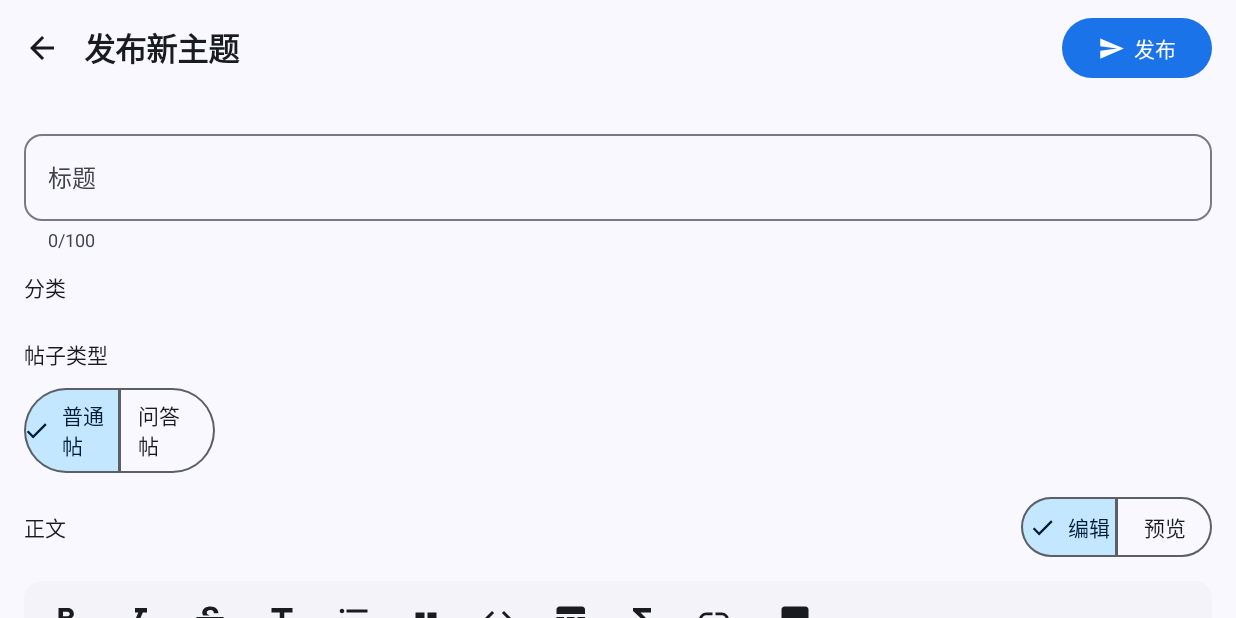
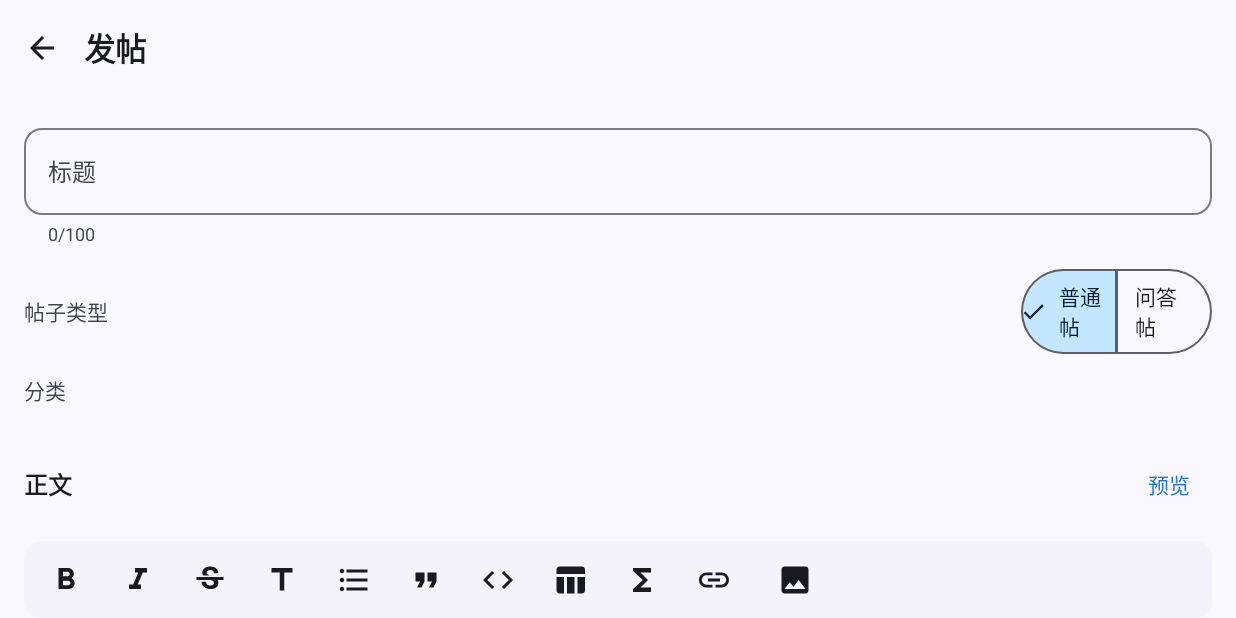
Before and after one commit to ttummc/PickCat-Android, an Android app built with Jetpack Compose: the composable ComposerScreen shown on its own in the app's theme, on a phone screen of 824 x 412 dp (held sideways). Run offline under Robolectric (Android 15) with nearby library versions, the phone set to English and light mode, and no system bars; network calls fail; 1 statement that could not run was skipped.

Commit message:
Rework composer and fix official image references

```diff
--- a/app/src/main/java/dao3/pickcat/feature/composer/ComposerScreen.kt
+++ b/app/src/main/java/dao3/pickcat/feature/composer/ComposerScreen.kt
@@ -86,6 +86,7 @@ import dao3.pickcat.core.network.PickCatApi
 import dao3.pickcat.core.network.Tag
 import dao3.pickcat.core.ui.MarkdownPreview
 import dao3.pickcat.core.ui.PickCatTextField
+import dao3.pickcat.core.ui.wideContentPadding
 import dao3.pickcat.core.ui.relativeTime
 import kotlinx.coroutines.Dispatchers
 import kotlinx.coroutines.Job
@@ -190,19 +191,29 @@ class ComposerViewModel : ViewModel() {
         }
     }
 
-    fun uploadImages(images: List<PickedImage>) {
+    fun uploadImages(
+        images: List<PickedImage>,
+        insertAt: Int? = null,
+        replaceEnd: Int? = null,
+    ) {
         if (images.isEmpty()) return
         _state.update { it.copy(uploading = it.uploading + images.size) }
         viewModelScope.launch {
+            var cursor = insertAt ?: _state.value.markdown.length
+            var end = replaceEnd ?: cursor
             for (image in images) {
                 try {
                     val uploaded = api.uploadFile(image)
-                    val alt = image.name.substringBeforeLast('.').ifBlank { "图片" }
-                    val url = uploaded.url ?: "/api/v1/files/${uploaded.id}"
-                    val markdown = "![$alt]($url)"
+                    val reference = "![${uploaded.id}]"
                     _state.update { current ->
-                        val prefix = if (current.markdown.isBlank() || current.markdown.endsWith("\n")) "" else "\n"
-                        current.copy(markdown = current.markdown + prefix + markdown + "\n")
+                        val start = cursor.coerceIn(0, current.markdown.length)
+                        val finish = end.coerceIn(start, current.markdown.length)
+                        val next = current.markdown.substring(0, start) +
+                            reference +
+                            current.markdown.substring(finish)
+                        cursor = start + reference.length
+                        end = cursor
+                        current.copy(markdown = next.take(MAX_MARKDOWN))
                     }
                     scheduleDraftSave()
                     _messages.tryEmit("图片已上传并存入个人图盘")
@@ -276,15 +287,21 @@ fun ComposerScreen(
     var fieldValue by rememberSaveable(stateSaver = androidx.compose.ui.text.input.TextFieldValue.Saver) {
         mutableStateOf(TextFieldValue(""))
     }
+    var imageInsertRange by remember { mutableStateOf<TextRange?>(null) }
 
     LaunchedEffect(viewModel) {
         viewModel.messages.collect { snackbarHostState.showSnackbar(it) }
     }
     LaunchedEffect(state.markdown) {
         if (state.markdown != fieldValue.text) {
+            val caret = if (fieldValue.text.isEmpty()) {
+                state.markdown.length
+            } else {
+                fieldValue.selection.start.coerceAtMost(state.markdown.length)
+            }
             fieldValue = fieldValue.copy(
                 text = state.markdown,
-                selection = TextRange(state.markdown.length),
+                selection = TextRange(caret),
             )
         }
     }
@@ -308,7 +325,12 @@ fun ComposerScreen(
             if (picked.isEmpty()) {
                 viewModel.reportMessage(errors.firstOrNull() ?: "无法读取所选图片")
             } else {
-                viewModel.uploadImages(picked)
+                viewModel.uploadImages(
+                    images = picked,
+                    insertAt = imageInsertRange?.start,
+                    replaceEnd = imageInsertRange?.end,
+                )
+                imageInsertRange = null
             }
         }
     }
@@ -324,7 +346,7 @@ fun ComposerScreen(
         contentWindowInsets = androidx.compose.foundation.layout.WindowInsets(0, 0, 0, 0),
         topBar = {
             TopAppBar(
-                title = { Text("发布新主题") },
+                title = { Text("发帖") },
                 navigationIcon = {
                     IconButton(onClick = {
                         viewModel.saveDraftNow()
@@ -332,26 +354,6 @@ fun ComposerScreen(
                     }) {
                         Icon(Icons.AutoMirrored.Filled.ArrowBack, contentDescription = "返回")
                     }
-                },
-                actions = {
-                    Button(
-                        onClick = {
-                            viewModel.publish {
-                                viewModel.clearDraftAfterPublish()
-                                onPublished()
-                            }
-                        },
-                        enabled = !state.publishing,
-                    ) {
-                        if (state.publishing) {
-                            CircularProgressIndicator(Modifier.size(18.dp), strokeWidth = 2.dp)
-                        } else {
-                            Icon(Icons.Default.Send, contentDescription = null, modifier = Modifier.size(18.dp))
-                            Spacer(Modifier.width(6.dp))
-                            Text("发布")
-                        }
-                    }
-                    Spacer(Modifier.width(12.dp))
                 },
             )
         },
@@ -362,8 +364,8 @@ fun ComposerScreen(
                 .fillMaxSize()
                 .padding(padding)
                 .verticalScroll(rememberScrollState())
-                .padding(16.dp),
-            verticalArrangement = Arrangement.spacedBy(12.dp),
+                .padding(horizontal = wideContentPadding(840.dp), vertical = 12.dp),
+            verticalArrangement = Arrangement.spacedBy(14.dp),
         ) {
             if (state.draftRestored) {
                 Text(
@@ -381,7 +383,34 @@ fun ComposerScreen(
                 supportingText = "${state.title.length}/$MAX_TITLE",
                 singleLine = true,
             )
-            Text("分类", style = MaterialTheme.typography.titleSmall)
+            Row(
+                modifier = Modifier.fillMaxWidth(),
+                verticalAlignment = androidx.compose.ui.Alignment.CenterVertically,
+            ) {
+                Text(
+                    "帖子类型",
+                    style = MaterialTheme.typography.labelLarge,
+                    color = MaterialTheme.colorScheme.onSurfaceVariant,
+                    modifier = Modifier.weight(1f),
+                )
+                SingleChoiceSegmentedButtonRow {
+                    SegmentedButton(
+                        selected = state.kind == "DISCUSSION",
+                        onClick = { viewModel.setKind("DISCUSSION") },
+                        shape = SegmentedButtonDefaults.itemShape(0, 2),
+                    ) { Text("普通帖") }
+                    SegmentedButton(
+                        selected = state.kind == "QUESTION",
+                        onClick = { viewModel.setKind("QUESTION") },
+                        shape = SegmentedButtonDefaults.itemShape(1, 2),
+                    ) { Text("问答帖") }
+                }
+            }
+            Text(
+                "分类",
+                style = MaterialTheme.typography.labelLarge,
+                color = MaterialTheme.colorScheme.onSurfaceVariant,
+            )
             if (state.loadingTags) {
                 LinearProgressIndicator(Modifier.fillMaxWidth())
             } else {
@@ -398,36 +427,17 @@ fun ComposerScreen(
                     }
                 }
             }
-            Text("帖子类型", style = MaterialTheme.typography.titleSmall)
-            SingleChoiceSegmentedButtonRow {
-                SegmentedButton(
-                    selected = state.kind == "DISCUSSION",
-                    onClick = { viewModel.setKind("DISCUSSION") },
-                    shape = SegmentedButtonDefaults.itemShape(0, 2),
-                ) { Text("普通帖") }
-                SegmentedButton(
-                    selected = state.kind == "QUESTION",
-                    onClick = { viewModel.setKind("QUESTION") },
-                    shape = SegmentedButtonDefaults.itemShape(1, 2),
-                ) { Text("问答帖") }
-            }
-            Row(verticalAlignment = androidx.compose.ui.Alignment.CenterVertically) {
+            Row(
+                modifier = Modifier.fillMaxWidth(),
+                verticalAlignment = androidx.compose.ui.Alignment.CenterVertically,
+            ) {
                 Text(
                     "正文",
-                    style = MaterialTheme.typography.titleSmall,
+                    style = MaterialTheme.typography.titleMedium,
                     modifier = Modifier.weight(1f),
                 )
-                SingleChoiceSegmentedButtonRow {
-                    SegmentedButton(
-                        selected = !preview,
-                        onClick = { preview = false },
-                        shape = SegmentedButtonDefaults.itemShape(0, 2),
-                    ) { Text("编辑") }
-                    SegmentedButton(
-                        selected = preview,
-                        onClick = { preview = true },
-                        shape = SegmentedButtonDefaults.itemShape(1, 2),
-                    ) { Text("预览") }
+                TextButton(onClick = { preview = !preview }) {
+                    Text(if (preview) "继续编辑" else "预览")
                 }
             }
             AnimatedContent(
@@ -485,7 +495,10 @@ fun ComposerScreen(
                             onLink = {
                                 applyEdit { value -> wrapValue(value, "[", "](https://)", "链接文字") }
                             },
-                            onImage = { picker.launch("image/*") },
+                            onImage = {
+                                imageInsertRange = fieldValue.selection
+                                picker.launch("image/*")
+                            },
                             uploading = state.uploading,
                         )
                         PickCatTextField(
@@ -513,6 +526,24 @@ fun ComposerScreen(
                     style = MaterialTheme.typography.labelSmall,
                     color = MaterialTheme.colorScheme.onSurfaceVariant,
                 )
+            }
+            Button(
+                onClick = {
+                    viewModel.publish {
+                        viewModel.clearDraftAfterPublish()
+                        onPublished()
+                    }
+                },
+                modifier = Modifier.fillMaxWidth(),
+                enabled = !state.publishing,
+            ) {
+                if (state.publishing) {
+                    CircularProgressIndicator(Modifier.size(18.dp), strokeWidth = 2.dp)
+                } else {
+                    Icon(Icons.Default.Send, contentDescription = null, modifier = Modifier.size(18.dp))
+                    Spacer(Modifier.width(6.dp))
+                    Text("发布帖子")
+                }
             }
         }
     }
--- a/core/ui/src/main/java/dao3/pickcat/core/ui/RichText.kt
+++ b/core/ui/src/main/java/dao3/pickcat/core/ui/RichText.kt
@@ -211,6 +211,12 @@ fun markdownToBasicHtml(markdown: String): String {
 
 private fun inlineMarkdown(input: String): String {
     var result = escapeHtml(input)
+    result = result.replace(
+        Regex("!\\[([0-9a-fA-F-]{36})]"),
+    ) { match ->
+        val id = match.groupValues[1]
+        "<img src=\"https://pickcat.dao3.fun/api/v1/files/$id\" />"
+    }
     result = result.replace(Regex("!\\[([^]]*)]\\(([^)]+)\\)"), "[图片：$1]")
     result = result.replace(Regex("\\[([^]]+)]\\(([^)]+)\\)"), "<a href=\"$2\">$1</a>")
     result = result.replace(Regex("\\*\\*(.+?)\\*\\*"), "<strong>$1</strong>")
```
